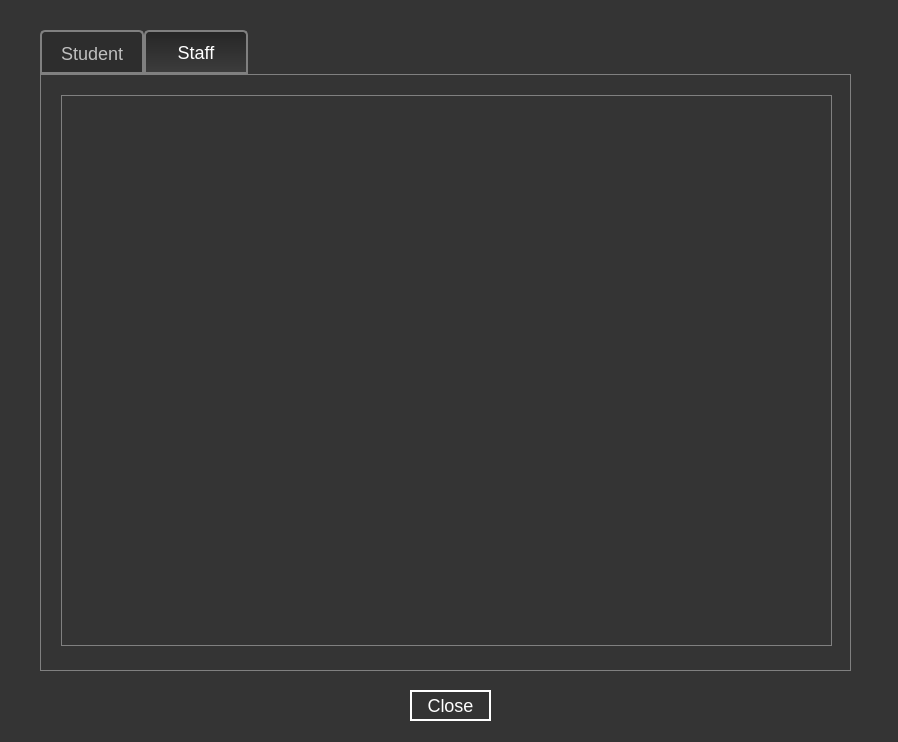
CallmeTeddyBear/Canteen-Management-System, file showcustomerdataoption.ui: the form before one commit.
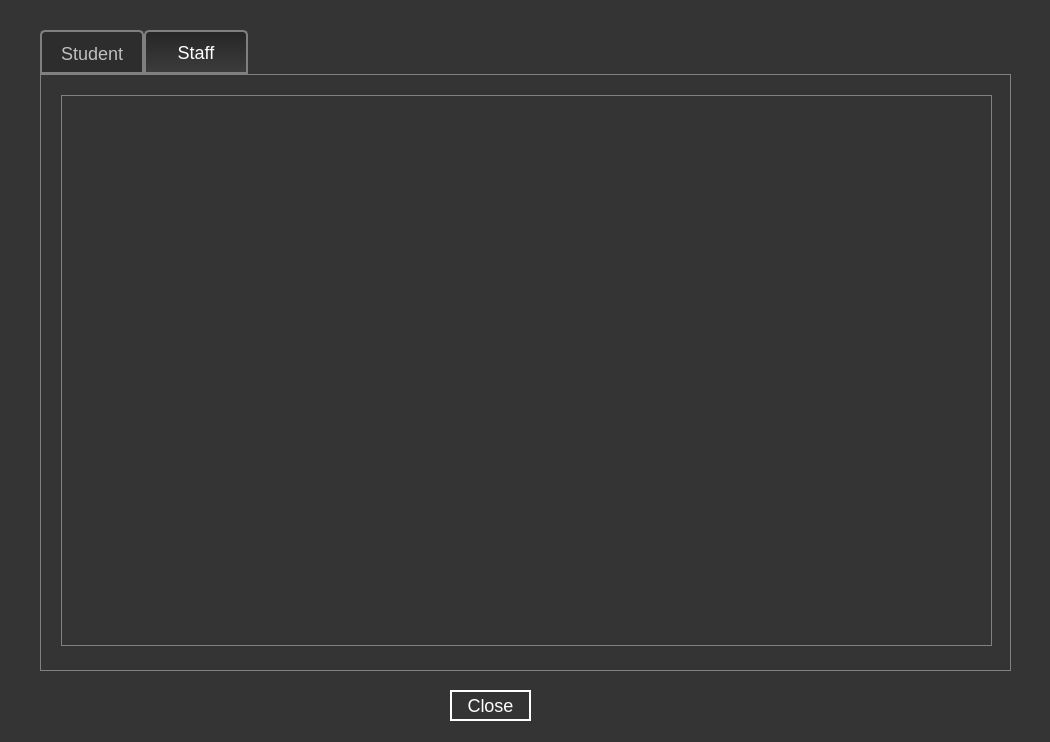
The form after the commit. The open tabs and pages were chosen to show the change.

The edit to the form file:
```diff
--- a/showcustomerdataoption.ui
+++ b/showcustomerdataoption.ui
@@ -6,7 +6,7 @@
    <rect>
     <x>0</x>
     <y>0</y>
-    <width>898</width>
+    <width>1050</width>
     <height>742</height>
    </rect>
   </property>
@@ -18,7 +18,7 @@
   </property>
   <property name="maximumSize">
    <size>
-    <width>1000</width>
+    <width>1080</width>
     <height>1000</height>
    </size>
   </property>
@@ -47,7 +47,7 @@
   <widget class="QPushButton" name="pushButton_close">
    <property name="geometry">
     <rect>
-     <x>410</x>
+     <x>450</x>
      <y>690</y>
      <width>81</width>
      <height>31</height>
@@ -65,7 +65,7 @@
     <rect>
      <x>40</x>
      <y>30</y>
-     <width>811</width>
+     <width>971</width>
      <height>641</height>
     </rect>
    </property>
@@ -156,7 +156,7 @@
       <rect>
        <x>20</x>
        <y>20</y>
-       <width>771</width>
+       <width>931</width>
        <height>551</height>
       </rect>
      </property>
```
Left out of the diff: 4 changed lines with no effect on the pictures.
